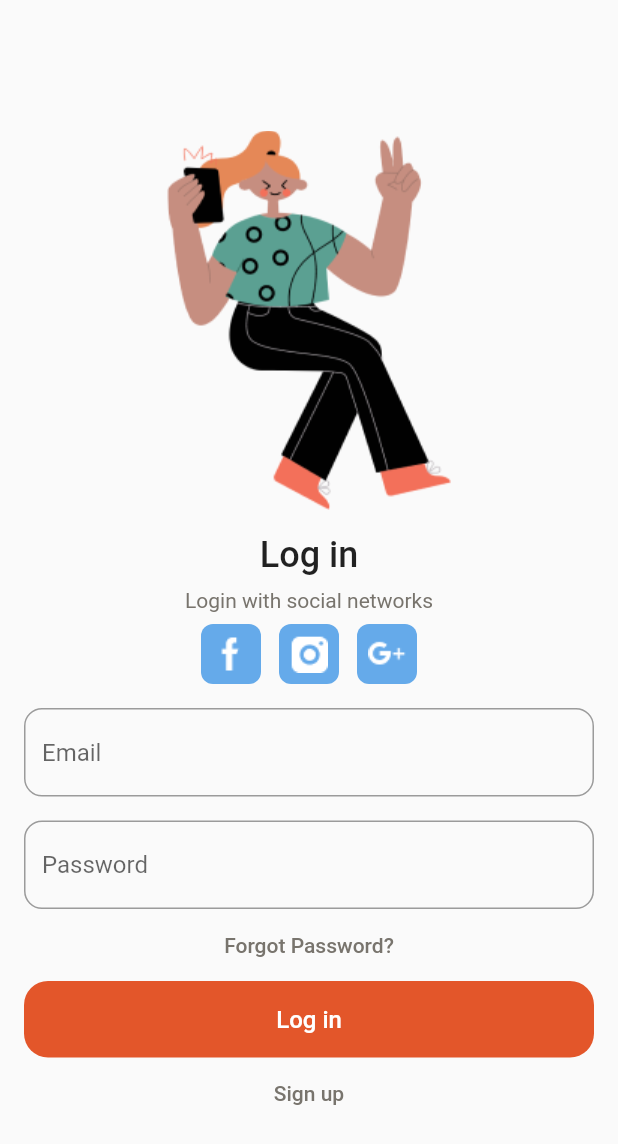
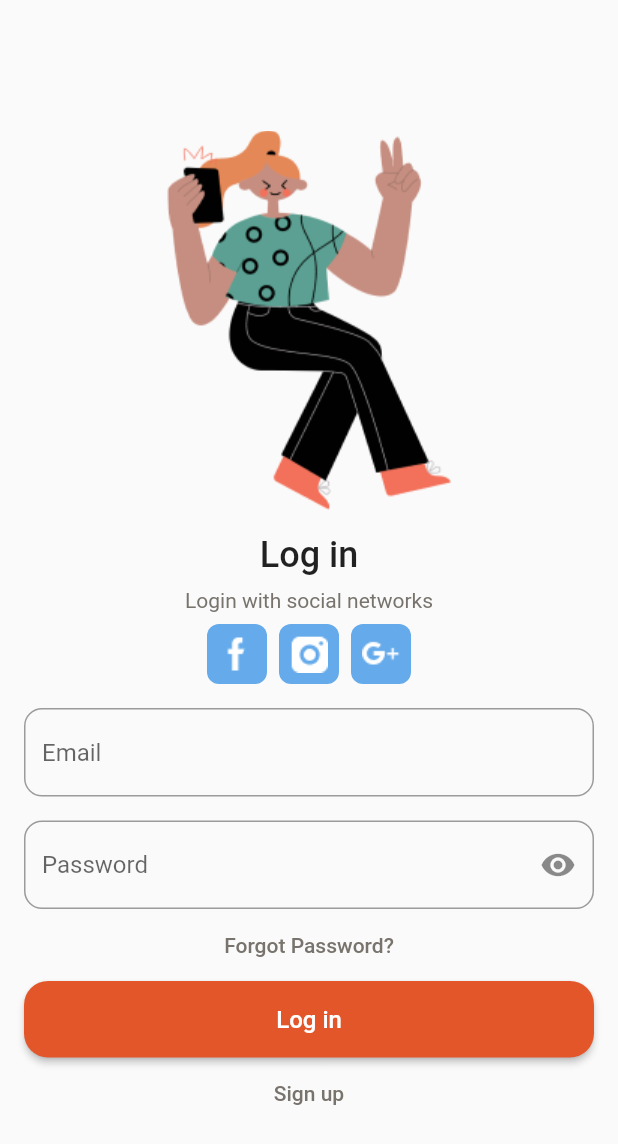
Before and after one commit to eajane28/edtech_mobileapp, a Flutter app: the screen it shows after launch, after a tap on "Next", after a tap on "Skip", on a phone screen of 412 x 824 dp. Shown: the top 1144 px of the screen. Run offline on Flutter 3.47's test engine with Material 2 defaults, Android fonts, the phone set to English and light mode, and no system bars; our stand-ins replace stacked, stacked_services, stacked_shared.

Commit message:
Log in done

```diff
--- a/lib/ui/views/login/login_view.dart
+++ b/lib/ui/views/login/login_view.dart
@@ -1,6 +1,6 @@
+import 'package:edtech_mobile/ui/views/widgets/container_icons.dart';
 import 'package:flutter/material.dart';
 import 'package:stacked/stacked.dart';
-// import '../widgets/container_icons.dart';
 
 import 'login_viewmodel.dart';
 
@@ -53,63 +53,11 @@ class LoginView extends StackedView<LoginViewModel> {
               ),
               const SizedBox(height: 8.0),
               Row(
-                //can be reduced by making the widget for icons but assets in a made class:
                 mainAxisAlignment: MainAxisAlignment.center,
                 children: [
-                  // buildIcon(iconsData),
-                  Container(
-                    width: 40,
-                    height: 40,
-                    decoration: BoxDecoration(
-                      borderRadius: BorderRadius.circular(8),
-                      color: const Color(0xFF65AAEA),
-                    ),
-                    child: Stack(
-                      children: <Widget>[
-                        Center(
-                          child:
-                              Image.asset('assets/Social Networks Icons.png'),
-                        ),
-                      ],
-                    ),
-                  ),
-                  const SizedBox(width: 12),
-                  Container(
-                    width: 40,
-                    height: 40,
-                    decoration: BoxDecoration(
-                      borderRadius: BorderRadius.circular(8),
-                      color: const Color(0xFF65AAEA),
-                    ),
-                    child: Stack(
-                      children: <Widget>[
-                        Center(
-                          child: Image.asset(
-                              'assets/Social Networks Icons (1).png'),
-                        ),
-                      ],
-                    ),
-                  ),
-                  const SizedBox(width: 12),
-                  Container(
-                    width: 40,
-                    height: 40,
-                    decoration: BoxDecoration(
-                      borderRadius: BorderRadius.circular(8),
-                      color: const Color(0xFF65AAEA),
-                    ),
-                    child: Stack(
-                      children: <Widget>[
-                        Center(
-                          child: Image.asset(
-                              'assets/Social Networks Icons (2).png'),
-                        ),
-                      ],
-                    ),
-                  )
+                  for (var icon in viewModel.iconList) buildIcon(icon),
                 ],
               ),
-              //can be reduced still creating a widget for text field except the hint text to find solution
               const SizedBox(height: 16.0),
               Padding(
                 padding: const EdgeInsets.symmetric(horizontal: 16.0),
@@ -126,7 +74,13 @@ class LoginView extends StackedView<LoginViewModel> {
               Padding(
                 padding: const EdgeInsets.symmetric(horizontal: 16.0),
                 child: TextField(
+                  obscureText: viewModel.isObscure,
                   decoration: InputDecoration(
+                    suffixIcon: IconButton(
+                        onPressed: viewModel.changeIcon,
+                        icon: Icon(viewModel.isObscure == true
+                            ? Icons.remove_red_eye
+                            : Icons.visibility_off)),
                     border: OutlineInputBorder(
                       borderRadius: BorderRadius.circular(12),
                     ),
@@ -146,40 +100,25 @@ class LoginView extends StackedView<LoginViewModel> {
                 ),
               ),
               const SizedBox(height: 16.0),
-              // MaterialButton(
-              //   shape:
-              //       RoundedRectangleBorder(borderRadius: BorderRadius.circular(16)),
-              //   color: const Color(0xFFE3562A),
-              //   onPressed: print('1'),
-              //   child: const Padding(
-              //     padding: EdgeInsets.symmetric(vertical: 16.0),
-              //     child: Text(
-              //       'Log in',
-              //       style: TextStyle(
-              //         fontSize: 16,
-              //         fontWeight: FontWeight.w500,
-              //         color: Color(0xFFFFFFFF),
-              //       )
-              //   ),
-              //   ),
-              // ),
-              Padding(
-                padding: const EdgeInsets.symmetric(horizontal: 16.0),
-                child: Container(
-                  padding: const EdgeInsets.symmetric(vertical: 16.0),
-                  decoration: BoxDecoration(
-                    color: const Color(0xFFE3562A),
-                    borderRadius: BorderRadius.circular(16.0),
-                  ),
-                  child: const Center(
-                    child: Text(
-                      'Log in',
-                      style: TextStyle(
-                        color: Color(0xFFFFFFFF),
-                        fontSize: 16,
-                        fontWeight: FontWeight.w500,
-                      ),
-                    ),
+              Container(
+                margin: const EdgeInsets.symmetric(horizontal: 16.0),
+                width: double.infinity,
+                decoration: BoxDecoration(
+                  borderRadius: BorderRadius.circular(16),
+                ),
+                child: MaterialButton(
+                  shape: RoundedRectangleBorder(
+                      borderRadius: BorderRadius.circular(16)),
+                  color: const Color(0xFFE3562A),
+                  onPressed: () {},
+                  child: const Padding(
+                    padding: EdgeInsets.symmetric(vertical: 16.0),
+                    child: Text('Log in',
+                        style: TextStyle(
+                          fontSize: 16,
+                          fontWeight: FontWeight.w500,
+                          color: Color(0xFFFFFFFF),
+                        )),
                   ),
                 ),
               ),
--- a/lib/ui/views/login/login_viewmodel.dart
+++ b/lib/ui/views/login/login_viewmodel.dart
@@ -7,4 +7,11 @@ class LoginViewModel extends BaseViewModel {
     IconsData(iconsPage: 'assets/Social Networks Icons (1).png'),
     IconsData(iconsPage: 'assets/Social Networks Icons (2).png'),
   ];
+
+  bool isObscure = true;
+
+  void changeIcon(){
+    isObscure = !isObscure;
+    rebuildUi();
+  }
 }
--- a/lib/ui/views/widgets/container_icons.dart
+++ b/lib/ui/views/widgets/container_icons.dart
@@ -1,7 +1,9 @@
 import 'package:flutter/material.dart';
 
 Widget buildIcon(iconsData) {
-  return Container(
+  return Padding(
+    padding: const EdgeInsets.symmetric(horizontal: 4.0),
+    child: Container(
       width: 40,
       height: 40,
       decoration: BoxDecoration(
@@ -15,5 +17,6 @@ Widget buildIcon(iconsData) {
           ),
         ],
       ),
+    ),
   );
 }
```
Lines whose indentation alone changed are shown as unchanged.
